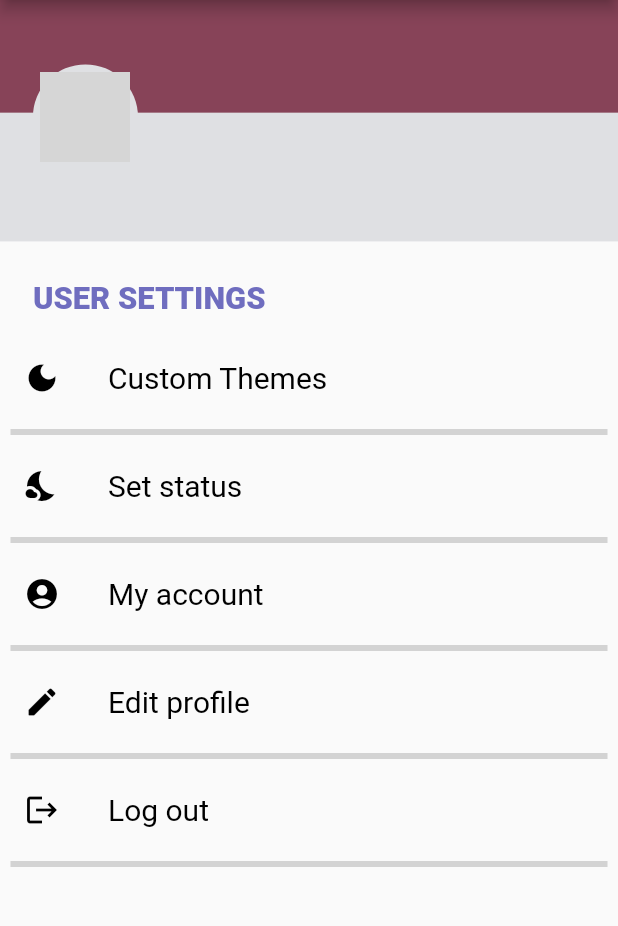
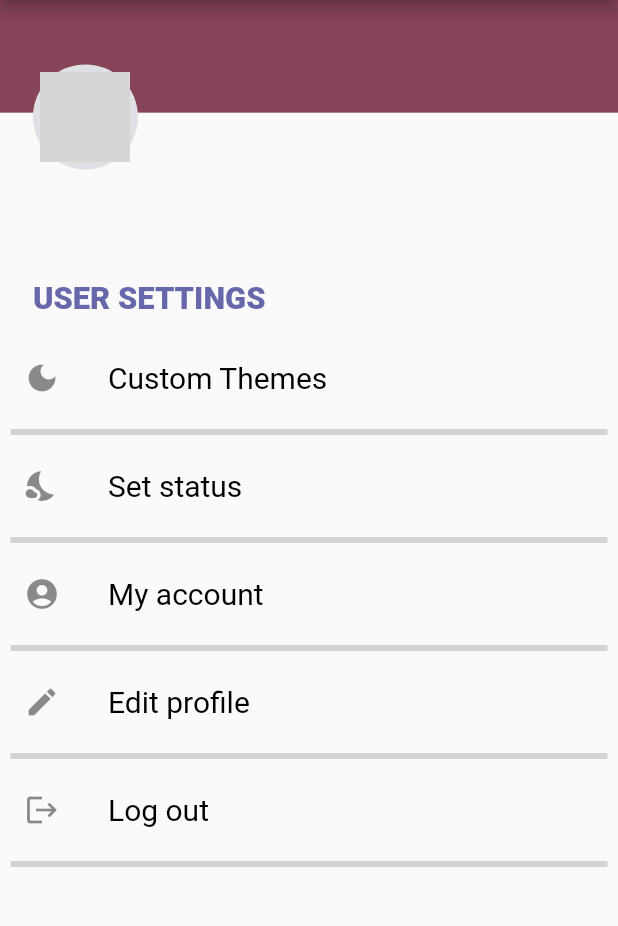
Before and after one commit to nnaaaa/DisneyChatApp, a Flutter app: the SettingScreen screen opened by its route, on a phone screen of 412 x 824 dp, the part 84-1010 px from its top. Run offline on Flutter 3.47's test engine with Material 2 defaults, Android fonts, the phone set to English and light mode, and no system bars; our stand-ins replace curved_navigation_bar, dio, flutter_dotenv, flutter_hooks, fluttertoast, form_validator and 4 more; missing offline and left inert: flutter_redux_hooks, redux_toolkit; accounts and stored records are empty; network calls fail; Roboto replaces fonts that are missing (Poppins); grey boxes are pictures that could not be loaded.

Commit message:
! - modify for PhatPham

```diff
--- a/lib/screens/home/home.dart
+++ b/lib/screens/home/home.dart
@@ -105,8 +105,8 @@ class _HomeScreenState extends State<HomeScreen> {
         Icon(Icons.people, size: 20),
       ],
       color: Theme.of(context).primaryColor,
-      buttonBackgroundColor: Colors.grey[200],
-      backgroundColor: Colors.white,
+      buttonBackgroundColor: Theme.of(context).primaryColor,
+      backgroundColor: const Color.fromARGB(0, 140, 35, 35),
       animationCurve: Curves.easeInOut,
       animationDuration: const Duration(milliseconds: 600),
       onTap: (index) {
--- a/lib/screens/setting/components/menuStatus.dart
+++ b/lib/screens/setting/components/menuStatus.dart
@@ -68,7 +68,8 @@ class _MenuStatusState extends State<MenuStatus> {
                                   color: CustomColor.green,
                                   onClicked: () {
                                     Navigator.pop(context);
-                                    widget.callback(Icons.circle,CustomColor.green);
+                                    widget.callback(
+                                        Icons.circle, CustomColor.green);
                                   }),
                               buildMenuItem(
                                 text: 'Idle',
@@ -76,8 +77,8 @@ class _MenuStatusState extends State<MenuStatus> {
                                 color: CustomColor.yellow,
                                 onClicked: () {
                                   Navigator.pop(context);
-                                  widget.callback(Icons.nightlight,
-                                      CustomColor.yellow);
+                                  widget.callback(
+                                      Icons.nightlight, CustomColor.yellow);
                                 },
                               ),
                               buildMenuItem(
@@ -114,7 +115,6 @@ class _MenuStatusState extends State<MenuStatus> {
 
     return buildMenuItem(
         text: 'Set status',
-        color: Colors.black,
         icon: Icons.nights_stay_sharp,
         onClicked: () {
           showmenu();
--- a/lib/screens/setting/setting.dart
+++ b/lib/screens/setting/setting.dart
@@ -54,7 +54,6 @@ class _SettingScreenState extends State<SettingScreen> {
 
     if (user == null) return const LoadingScreen();
 
-    Color colorIcon = Colors.black;
     return Drawer(
       backgroundColor: CustomColor.gray,
       child: Scaffold(
@@ -80,10 +79,6 @@ class _SettingScreenState extends State<SettingScreen> {
             Stack(
               children: <Widget>[
                 Container(
-                  height: ResponsiveUtil.height(150),
-                  color: CustomColor.gray,
-                ),
-                Container(
                   height: ResponsiveUtil.height(70),
                   alignment: Alignment.bottomCenter,
                   color: CustomColor.brown,
@@ -107,7 +102,6 @@ class _SettingScreenState extends State<SettingScreen> {
                         style: TextStyle(
                             fontSize: ResponsiveUtil.getResponsiveFontSize(17),
                             fontWeight: FontWeight.bold,
-                            color: Colors.black,
                             fontFamily: 'Poppins'),
                       ),
                     ],
@@ -122,7 +116,7 @@ class _SettingScreenState extends State<SettingScreen> {
                 style: TextStyle(
                   fontSize: ResponsiveUtil.getResponsiveFontSize(15),
                   fontWeight: FontWeight.w900,
-                  color: CustomColor.bluemagenta,
+                  color: Theme.of(context).primaryColor,
                 ),
               ),
             ),
@@ -131,7 +125,6 @@ class _SettingScreenState extends State<SettingScreen> {
                 SizedBox(height: ResponsiveUtil.height(12)),
                 buildMenuItem(
                   text: 'Custom Themes',
-                  color: colorIcon,
                   icon: Icons.dark_mode,
                   onClicked: () =>
                       Navigator.of(context).pushNamed(ThemeScreen.route),
@@ -149,7 +142,6 @@ class _SettingScreenState extends State<SettingScreen> {
                     endIndent: 7),
                 buildMenuItem(
                   text: 'My account',
-                  color: colorIcon,
                   icon: Icons.account_circle,
                   onClicked: () => selectedItem(context, 2),
                 ),
@@ -160,7 +152,6 @@ class _SettingScreenState extends State<SettingScreen> {
                     endIndent: 7),
                 buildMenuItem(
                   text: 'Edit profile',
-                  color: colorIcon,
                   icon: Icons.edit_rounded,
                   onClicked: () => selectedItem(context, 3),
                 ),
@@ -171,7 +162,6 @@ class _SettingScreenState extends State<SettingScreen> {
                     endIndent: 7),
                 buildMenuItem(
                   text: 'Log out',
-                  color: colorIcon,
                   icon: Icons.logout,
                   onClicked: () async {
                     final ConfirmAction? action =
--- a/lib/widgets/CustomTheme/theme_values.dart
+++ b/lib/widgets/CustomTheme/theme_values.dart
@@ -37,8 +37,9 @@ final darkTheme = ThemeData(
   primarySwatch: Colors.grey,
   primaryColor: Colors.black,
   brightness: Brightness.dark,
-  backgroundColor: Color.fromARGB(255, 174, 41, 41),
+  colorScheme: darkColorScheme,
+  backgroundColor: const Color.fromARGB(255, 174, 41, 41),
   accentColor: Colors.white,
-  accentIconTheme: IconThemeData(color: Colors.black),
+  accentIconTheme: const IconThemeData(color: Colors.black),
   dividerColor: Colors.black12,
 );
```
Also changed, not shown: lib/screens/message/components/textMessage.dart (+3 -4 lines).
